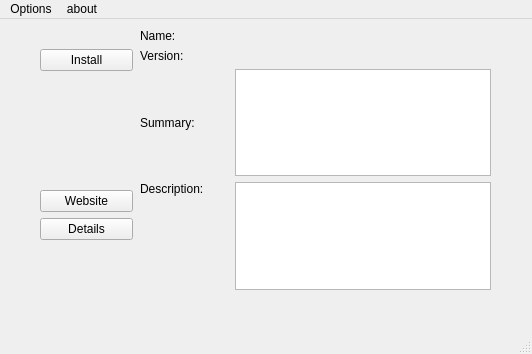
First picture: the form in kyrpm-installer/mainwindow.ui, repository openeuler-mirror/kylin-installer, before the edit.
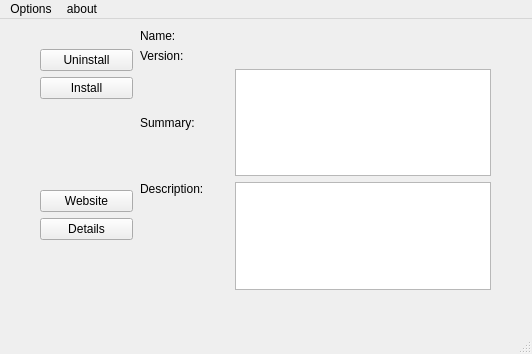
Second picture: the form after the edit.

Commit message: add uninstall function

Diff of the .ui file:
```diff
--- a/kyrpm-installer/mainwindow.ui
+++ b/kyrpm-installer/mainwindow.ui
@@ -110,6 +110,13 @@
        </property>
       </widget>
      </item>
+     <item>
+      <widget class="QPushButton" name="uninstall_Btn">
+       <property name="text">
+        <string>Uninstall</string>
+       </property>
+      </widget>
+     </item>
      <item>
       <widget class="QPushButton" name="install_Btn">
        <property name="text">
```
Left out of the diff: 8 changed lines with no effect on the pictures. The commit also changes 7 other files.
